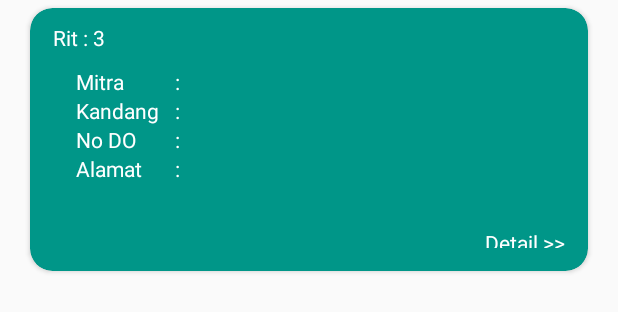
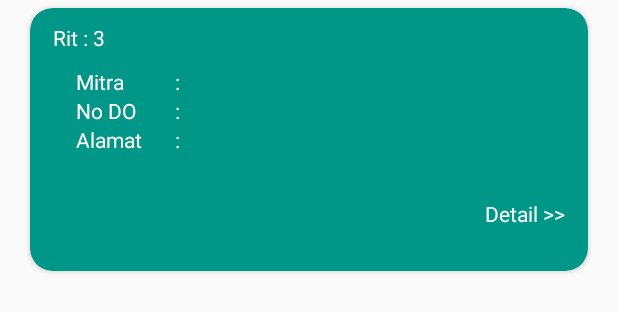
Before and after one commit to dennisprasetia/RPAWONOKOYO, an Android app: the layout card_view.xml on its own in the app's theme, with its tools: preview values and no code run, on a phone screen of 412 x 824 dp. Shown: the top 312 px of the screen. Run offline under Robolectric (Android 15) with nearby library versions, the phone set to English and light mode, and no system bars; Roboto replaces fonts that are not available here.

```diff
--- a/app/src/main/AndroidManifest.xml
+++ b/app/src/main/AndroidManifest.xml
@@ -8,6 +8,7 @@
 
     <uses-permission android:name="android.permission.ACCESS_NETWORK_STATE" />
     <uses-permission android:name="android.permission.ACCESS_WIFI_STATE" />
+    <uses-permission android:name="android.permission.ACCESS_FINE_LOCATION" />
     <uses-permission android:name="android.permission.CHANGE_WIFI_STATE" />
     <uses-permission android:name="android.permission.INTERNET" />
     <uses-permission android:name="android.permission.USE_FINGERPRINT" />
--- a/app/src/main/java/com/wonokoyo/rpawonokoyo/SyncronizeData.java
+++ b/app/src/main/java/com/wonokoyo/rpawonokoyo/SyncronizeData.java
@@ -72,7 +72,7 @@ public class SyncronizeData extends AppCompatActivity {
                                             item.getString("jam_tiba_farm"), item.getString("mulai_panen"),
                                             item.getString("selesai_panen"), item.getString("jam_tiba_rpa"),
                                             item.getString("jam_siap_potong"), item.getString("nik_timpanen"),
-                                            item.getString("nama_timpanen"));
+                                            item.getString("nama_timpanen"), "", "");
 
                                     double progres = ((a+1) / jsonArray.length()) * 100;
                                     pbSinkron.setProgress((int) progres);
--- a/app/src/main/java/com/wonokoyo/rpawonokoyo/utilities/RecycleRencana.java
+++ b/app/src/main/java/com/wonokoyo/rpawonokoyo/utilities/RecycleRencana.java
@@ -51,7 +51,7 @@ public class RecycleRencana extends RecyclerView.Adapter<RecycleRencana.RecycleV
 
         holder.txtRit.setText("Rit : " + mrp.getRit());
         holder.txtMitra.setText(mrp.getNama_mitra());
-        holder.txtKandang.setText(mrp.getKandang());
+//        holder.txtKandang.setText(mrp.getKandang());
         holder.txtNoDo.setText(mrp.getNo_do());
         holder.txtAlamat.setText(mrp.getAlamat());
         holder.txtDetail.setVisibility(View.INVISIBLE);
@@ -81,7 +81,7 @@ public class RecycleRencana extends RecyclerView.Adapter<RecycleRencana.RecycleV
         CardView cardView;
         TextView txtRit;
         TextView txtMitra;
-        TextView txtKandang;
+//        TextView txtKandang;
         TextView txtNoDo;
         TextView txtAlamat;
         TextView txtDetail;
@@ -91,7 +91,7 @@ public class RecycleRencana extends RecyclerView.Adapter<RecycleRencana.RecycleV
             cardView = itemView.findViewById(R.id.layoutCardView);
             txtRit = itemView.findViewById(R.id.txtJenisRit);
             txtMitra = itemView.findViewById(R.id.txtMitraCard);
-            txtKandang = itemView.findViewById(R.id.txtKandangCard);
+//            txtKandang = itemView.findViewById(R.id.txtKandangCard);
             txtNoDo = itemView.findViewById(R.id.txtNoDoCard);
             txtAlamat = itemView.findViewById(R.id.txtAlamatCard);
             txtDetail = itemView.findViewById(R.id.txtDetail);
--- a/app/src/main/res/layout/card_view.xml
+++ b/app/src/main/res/layout/card_view.xml
@@ -70,28 +70,28 @@
                             android:textColor="@android:color/white" />
                     </TableRow>
 
-                    <TableRow>
-                        <TextView
-                            android:layout_width="0dp"
-                            android:layout_height="wrap_content"
-                            android:layout_weight="0.3"
-                            android:text="Kandang"
-                            android:textColor="@android:color/white" />
+                    <!--<TableRow>-->
+                        <!--<TextView-->
+                            <!--android:layout_width="0dp"-->
+                            <!--android:layout_height="wrap_content"-->
+                            <!--android:layout_weight="0.3"-->
+                            <!--android:text="Kandang"-->
+                            <!--android:textColor="@android:color/white" />-->
 
-                        <TextView
-                            android:layout_width="0dp"
-                            android:layout_height="wrap_content"
-                            android:layout_weight="0.1"
-                            android:text=":"
-                            android:textColor="@android:color/white" />
+                        <!--<TextView-->
+                            <!--android:layout_width="0dp"-->
+                            <!--android:layout_height="wrap_content"-->
+                            <!--android:layout_weight="0.1"-->
+                            <!--android:text=":"-->
+                            <!--android:textColor="@android:color/white" />-->
 
-                        <TextView
-                            android:id="@+id/txtKandangCard"
-                            android:layout_width="0dp"
-                            android:layout_height="wrap_content"
-                            android:layout_weight="1"
-                            android:textColor="@android:color/white" />
-                    </TableRow>
+                        <!--<TextView-->
+                            <!--android:id="@+id/txtKandangCard"-->
+                            <!--android:layout_width="0dp"-->
+                            <!--android:layout_height="wrap_content"-->
+                            <!--android:layout_weight="1"-->
+                            <!--android:textColor="@android:color/white" />-->
+                    <!--</TableRow>-->
 
                     <TableRow>
                         <TextView
```
Also changed, not shown: app/src/main/java/com/wonokoyo/rpawonokoyo/MenuActivity.java (+18 -0 lines), app/src/main/java/com/wonokoyo/rpawonokoyo/utilities/RecycleKonfirmasi.java (+22 -7 lines).
